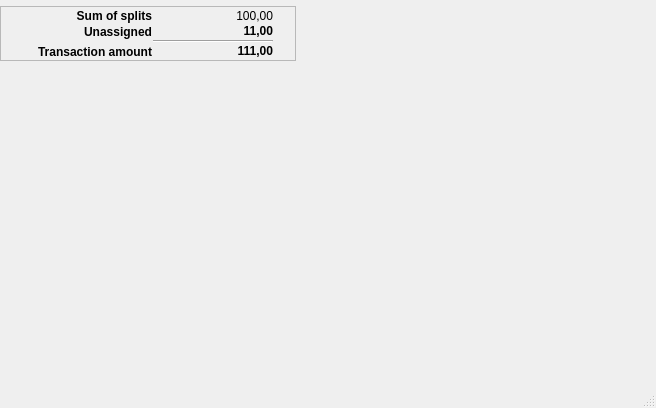
First picture: the form in kmymoney/dialogs/ksplittransactiondlgdecl.ui, repository KDE/kmymoney, before the edit.
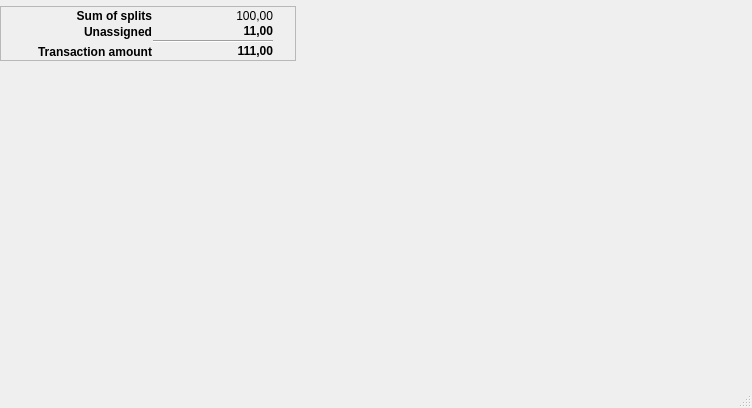
Second picture: the form after the edit. Custom widgets are drawn as their Qt base class.

Commit message:
Fix initial with of transaction split editor
BUG:341589
FIXED-IN:4.8.4

```diff
--- a/kmymoney/dialogs/ksplittransactiondlgdecl.ui
+++ b/kmymoney/dialogs/ksplittransactiondlgdecl.ui
@@ -9,7 +9,7 @@
       <rect>
         <x>0</x>
         <y>0</y>
-        <width>656</width>
+        <width>752</width>
         <height>408</height>
       </rect>
     </property>
```
